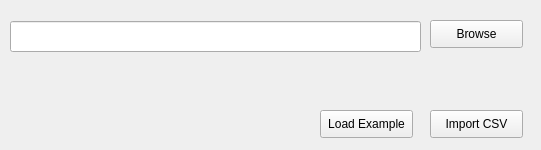
First picture: the form in src/main/resources/base/import_csv.ui, repository KovalchukValentin/database-management, before the edit.
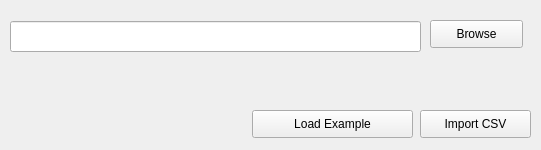
Second picture: the form after the edit.

```diff
--- a/src/main/resources/base/import_csv.ui
+++ b/src/main/resources/base/import_csv.ui
@@ -16,9 +16,9 @@
   <widget class="QPushButton" name="load_example_btn">
    <property name="geometry">
     <rect>
-     <x>320</x>
+     <x>252</x>
      <y>110</y>
-     <width>93</width>
+     <width>161</width>
      <height>28</height>
     </rect>
    </property>
@@ -29,9 +29,9 @@
   <widget class="QPushButton" name="import_csv_btn">
    <property name="geometry">
     <rect>
-     <x>430</x>
+     <x>420</x>
      <y>110</y>
-     <width>93</width>
+     <width>111</width>
      <height>28</height>
     </rect>
    </property>
```
